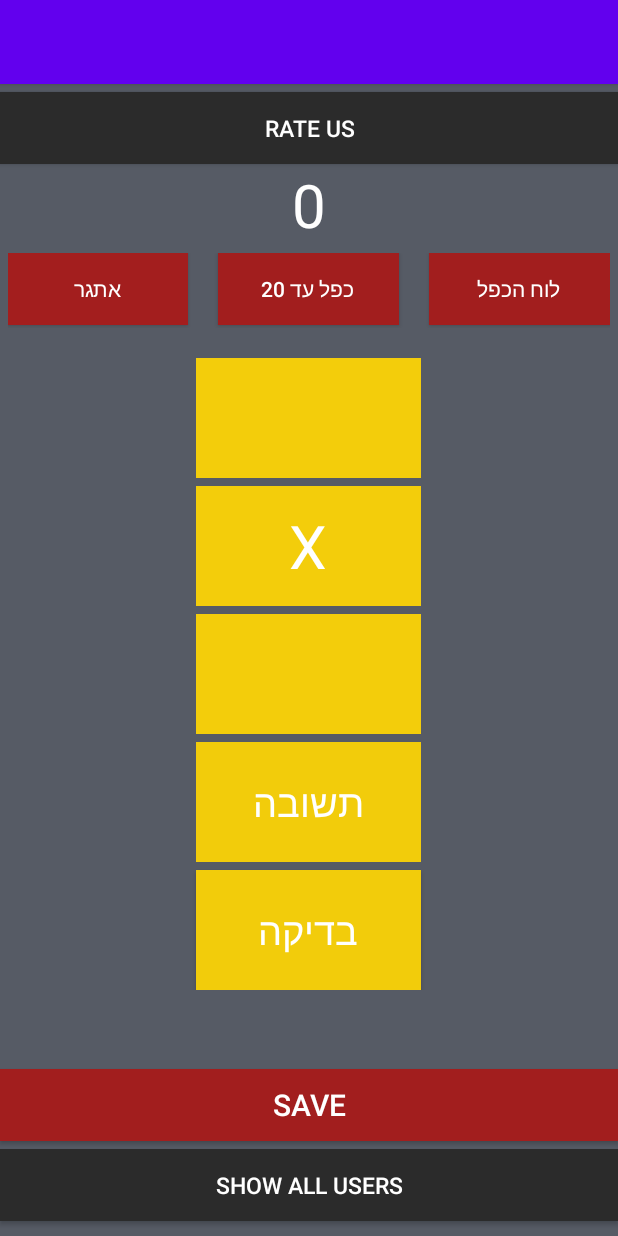
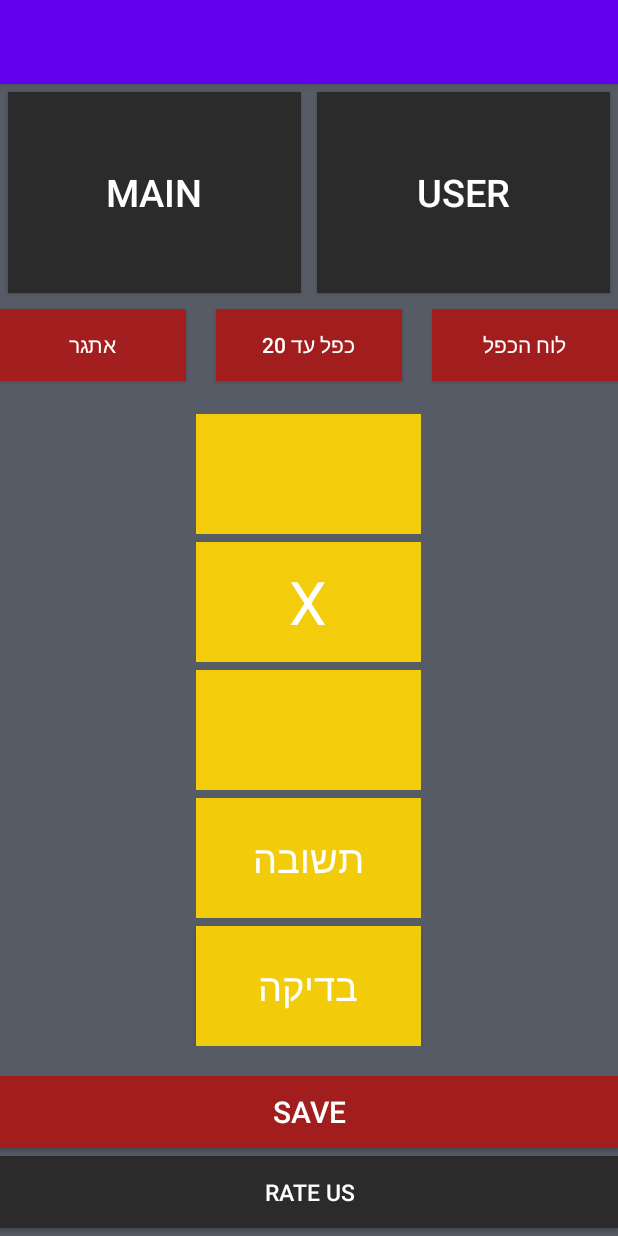
Before and after one commit to haghispin12/MathExerciseProjectMoshe, an Android app: the screen it shows after launch (MainActivity), after a tap on "LOGIN", on a phone screen of 412 x 824 dp. Run offline under Robolectric (Android 15) with nearby library versions, the phone set to English and light mode, and no system bars.

Commit message:
Version 1.0.7
Changelog:
*added two buttons to activity_main1.xml  "Main" and "User" not fully fledged out yet
*Removed visble score, now score is kept in User.class
*added fragment, not fully fledged out yet
*Added new .xml file named "fragment_showusers.xml" for user profile not fully fledged out yet

```diff
--- a/app/src/main/java/com/example/mathexerciseproject/Exercise.java
+++ b/app/src/main/java/com/example/mathexerciseproject/Exercise.java
@@ -6,6 +6,7 @@
     private int num1;
     private int num2;
     private int num3;
+    private Integer bet = new Integer(0);
 
 
     /*
@@ -18,6 +19,8 @@
     public int getNum2() {
         return num2;
     }
+
+    public int getBet() {return bet;}
     /*
     setters
      */
@@ -30,9 +33,13 @@
         this.num2 = num2;
     }
 
+    public void setBet(int bet) {
+        this.bet = bet;
+    }
+
     /*
-    Generate Numbers for challenge
-     */
+        Generate Numbers for challenge
+         */
     public void generateNum1(int min, int max){
         Random r=new Random();
         int sum = max-min;
--- a/app/src/main/java/com/example/mathexerciseproject/MainActivity.java
+++ b/app/src/main/java/com/example/mathexerciseproject/MainActivity.java
@@ -5,6 +5,7 @@
 import android.view.View;
 import android.widget.Button;
 import android.widget.EditText;
+import android.widget.FrameLayout;
 import android.widget.TextView;
 import android.widget.Toast;
 
@@ -36,7 +37,6 @@
     private TextView tvNum2;
     private MainViewModel vMain;
     private Button btnRate;
-    private Button btnClose;
 
     /*
     Return to MainActivity from RateActivity
@@ -57,7 +57,7 @@
     @Override
     protected void onCreate(Bundle savedInstanceState) {
         super.onCreate(savedInstanceState);
-        setContentView(R.layout.activity_main);
+        setContentView(R.layout.activity_main1);
         initViews();
         onClickListeners();
         Observers();
@@ -88,7 +88,6 @@
         vMain = new MainViewModel();
         vMain = new ViewModelProvider(this).get(MainViewModel.class);
         btnRate = findViewById(R.id.btnRate);
-        btnClose = findViewById(R.id.btnClose);
 
     }
     /*
@@ -102,6 +101,7 @@
             @Override
             public void onClick(View view) {
                 vMain.vTimes10();
+                vMain.vExercise.setBet(10);
 
             }
         });
@@ -112,7 +112,7 @@
             @Override
             public void onClick(View view) {
                 vMain.vTimes20();
-
+                vMain.vExercise.setBet(20);
 
             }
         });
@@ -123,6 +123,7 @@
             @Override
             public void onClick(View view) {
                 vMain.vChallenge();
+                vMain.vExercise.setBet(50);
             }
         });
         /*
@@ -135,9 +136,11 @@
                 String mAnswer = tvAnswer.getText().toString();
                 if(vMain.vCheck(mAnswer)){
                     createToast(Toast.LENGTH_SHORT, "Correct Answer");
+                    vMain.addScore();
                 }else{
                     createToast(Toast.LENGTH_SHORT, "Wrong Answer");
                     createToast(Toast.LENGTH_SHORT, "The answer is "+num);
+                    vMain.lowerScore();
                 }
             }
         });
@@ -149,12 +152,6 @@
             public void onClick(View view) {
                 Intent intent = new Intent(MainActivity.this, RateActivity.class);
                 activityResultLauncher.launch(intent);
-            }
-        });
-        btnClose.setOnClickListener(new View.OnClickListener() {
-            @Override
-            public void onClick(View view) {
-
             }
         });
     }
--- a/app/src/main/res/layout/activity_login.xml
+++ b/app/src/main/res/layout/activity_login.xml
@@ -20,7 +20,7 @@
             android:layout_marginTop="50dp"
             android:layout_width="match_parent"
             android:layout_height="60dp"
-            android:background="#989898"
+            android:background="#979797"
             android:hint="Enter Username"
             android:textAlignment="center"
             android:textSize="25dp"
--- a/app/src/main/res/layout/activity_main.xml
+++ /dev/null
@@ -1,192 +0,0 @@
-<?xml version="1.0" encoding="utf-8"?>
-<LinearLayout
-    android:background="#565B65"
-    xmlns:android="http://schemas.android.com/apk/res/android"
-    xmlns:tools="http://schemas.android.com/tools"
-    android:layout_width="match_parent"
-    android:layout_height="match_parent"
-    tools:context=".MainActivity"
-    android:orientation="vertical"
-    >
-
-    <LinearLayout
-        android:layout_width="wrap_content"
-        android:layout_height="wrap_content"
-
-
-        />
-        <LinearLayout
-            android:layout_width="match_parent"
-            android:layout_height="wrap_content"
-            android:orientation="vertical"
-            >
-        <Button
-            android:id="@+id/btnRate"
-            android:layout_marginTop="5dp"
-            android:layout_width="match_parent"
-            android:layout_height="wrap_content"
-            android:background="#2B2B2B"
-            android:text="Rate Us"
-            android:textSize="15sp"
-            android:textColor="#FEFEFE"
-            />
-        <TextView
-            android:gravity="center"
-            android:layout_width="match_parent"
-            android:layout_height="wrap_content"
-            android:text="0"
-            android:textSize="40dp"
-            android:textColor="#FEFEFE"
-            />
-
-        </LinearLayout>
-
-
-    <LinearLayout
-
-        android:layout_width="match_parent"
-        android:layout_height="50dp"
-        android:layout_gravity="top"
-        android:layout_marginTop="5dp"
-        android:layout_marginStart="5dp"
-        android:layout_marginEnd="5dp"
-
-        >
-
-        <Button
-            android:id="@+id/BtnChallenge"
-            android:layout_width="wrap_content"
-            android:layout_height="wrap_content"
-            android:text="אתגר"
-            android:textColor="@color/white"
-            android:background="#A31E1E"
-            android:layout_weight="1"
-            android:gravity="center"
-             />
-        <Button
-            android:id="@+id/btnTimes20"
-            android:textColor="@color/white"
-            android:layout_width="wrap_content"
-            android:layout_height="wrap_content"
-            android:text="כפל עד 20"
-            android:layout_marginStart="20dp"
-            android:layout_marginEnd="20dp"
-            android:background="#A21E1E"
-            android:layout_weight="1"
-            android:gravity="center"
-             />
-        <Button
-            android:id="@+id/BtnTimes10"
-            android:textColor="@color/white"
-            android:layout_width="wrap_content"
-            android:layout_height="wrap_content"
-            android:text="לוח הכפל"
-            android:background="#A21E1E"
-            android:layout_weight="1"
-            android:gravity="center"
-             />
-    </LinearLayout>
-    <LinearLayout
-
-        android:layout_marginTop="20sp"
-        android:textColor="@color/white"
-        android:layout_width="200sp"
-        android:layout_height="wrap_content"
-        android:orientation="vertical"
-        android:layout_gravity="center"
-
-        >
-        <TextView
-            android:id="@+id/tvNum1"
-            android:textColor="@color/white"
-            android:background="#F3CD0B"
-            android:layout_width="150sp"
-            android:layout_height="80sp"
-            android:textSize="20sp"
-            android:text=""
-            android:layout_gravity="center"
-            android:layout_weight="1"
-            android:gravity="center"
-            />
-        <TextView
-            android:layout_marginTop="5sp"
-            android:textColor="@color/white"
-            android:background="#F3CD0B"
-            android:layout_width="150sp"
-            android:layout_height="80sp"
-            android:textSize="40sp"
-            android:text="X"
-
-            android:layout_gravity="center"
-            android:layout_weight="1"
-            android:gravity="center"
-
-            />
-        <TextView
-            android:id="@+id/tvNum2"
-            android:layout_marginTop="5sp"
-            android:textColor="@color/white"
-            android:background="#F3CD0B"
-            android:layout_width="150sp"
-            android:layout_height="80sp"
-            android:textSize="20sp"
-            android:text=""
-            android:layout_gravity="center"
-            android:layout_weight="1"
-            android:gravity="center"
-            />
-        <EditText
-            android:id="@+id/tvAnswer"
-            android:layout_marginTop="5sp"
-            android:layout_width="150sp"
-            android:background="#F2CC0B"
-            android:textColorHint="#FFFFFF"
-            android:textColor="#FFFFFF"
-            android:layout_height="80sp"
-            android:layout_gravity="center"
-            android:gravity="center"
-            android:hint="תשובה"
-            android:textSize="25dp"
-            />
-        <Button
-            android:id="@+id/BtnCheckAnswer"
-            android:layout_marginTop="5sp"
-            android:layout_width="150sp"
-            android:background="#F2CC0B"
-            android:textColor="#FFFFFF"
-            android:layout_height="80sp"
-            android:layout_gravity="center"
-            android:textAlignment="center"
-            android:textSize="25dp"
-            android:text="בדיקה" />
-
-    </LinearLayout>
-
-    <LinearLayout
-
-        android:layout_width="match_parent"
-        android:layout_height="match_parent"
-        android:orientation="vertical"
-        android:gravity="bottom"
-        >
-
-        <Button
-            android:textSize="20dp"
-            android:background="#A21E1E"
-            android:layout_width="match_parent"
-            android:layout_height="wrap_content"
-            android:text="Save"
-            android:textColor="@color/white" />
-
-        <Button
-            android:layout_marginBottom="10dp"
-            android:layout_marginTop="5dp"
-            android:textSize="15dp"
-            android:background="#2B2B2B"
-            android:textColor="@color/white"
-            android:layout_width="match_parent"
-            android:layout_height="wrap_content"
-            android:text="Show All Users" />
-    </LinearLayout>
-
-</LinearLayout>
--- /dev/null
+++ b/app/src/main/res/layout/activity_main1.xml
@@ -0,0 +1,203 @@
+<?xml version="1.0" encoding="utf-8"?>
+<LinearLayout
+    android:background="#565B65"
+    xmlns:android="http://schemas.android.com/apk/res/android"
+    xmlns:tools="http://schemas.android.com/tools"
+    android:layout_width="match_parent"
+    android:layout_height="match_parent"
+    tools:context=".MainActivity"
+    android:orientation="vertical"
+    >
+    <LinearLayout
+        android:layout_width="match_parent"
+        android:layout_height="match_parent"
+        android:orientation="horizontal"
+        android:layout_weight="10"
+        >
+
+        <Button
+            android:layout_weight="1"
+            android:layout_width="match_parent"
+            android:layout_height="match_parent"
+            android:background="#2B2B2B"
+            android:layout_marginRight="5dp"
+            android:layout_marginLeft="5dp"
+            android:layout_marginTop="5dp"
+            android:layout_marginBottom="5dp"
+            android:text="Main"
+            android:textColor="@color/white"
+            android:textSize="25dp"
+            />
+        <Button
+            android:layout_weight="1"
+            android:layout_width="match_parent"
+            android:layout_height="match_parent"
+            android:background="#2B2B2B"
+            android:layout_marginRight="5dp"
+            android:layout_marginLeft="5dp"
+            android:layout_marginTop="5dp"
+            android:layout_marginBottom="5dp"
+            android:text="User"
+            android:textColor="@color/white"
+            android:textSize="25dp"
+
+            />
+    </LinearLayout>
+    <FrameLayout
+        android:layout_width="match_parent"
+        android:layout_height="wrap_content">
+        <LinearLayout
+            android:layout_gravity="center"
+            android:layout_width="match_parent"
+            android:layout_height="match_parent"
+            android:orientation="vertical"
+            >
+            <LinearLayout
+                android:layout_weight="1"
+                android:layout_width="match_parent"
+                android:layout_height="50dp"
+                android:layout_marginTop="5dp"
+                >
+
+                <Button
+                    android:id="@+id/BtnChallenge"
+                    android:layout_width="wrap_content"
+                    android:layout_height="wrap_content"
+                    android:text="אתגר"
+                    android:textColor="@color/white"
+                    android:background="#A31E1E"
+                    android:layout_weight="1"
+                    android:gravity="center"
+                    />
+                <Button
+                    android:id="@+id/btnTimes20"
+                    android:textColor="@color/white"
+                    android:layout_width="wrap_content"
+                    android:layout_height="wrap_content"
+                    android:text="כפל עד 20"
+                    android:layout_marginStart="20dp"
+                    android:layout_marginEnd="20dp"
+                    android:background="#A21E1E"
+                    android:layout_weight="1"
+                    android:gravity="center"
+                    />
+                <Button
+                    android:id="@+id/BtnTimes10"
+                    android:textColor="@color/white"
+                    android:layout_width="wrap_content"
+                    android:layout_height="wrap_content"
+                    android:text="לוח הכפל"
+                    android:background="#A21E1E"
+                    android:layout_weight="1"
+                    android:gravity="center"
+                    />
+            </LinearLayout>
+            <LinearLayout
+                android:layout_weight="1"
+                android:layout_marginTop="20sp"
+                android:textColor="@color/white"
+                android:layout_width="200sp"
+                android:layout_height="wrap_content"
+                android:orientation="vertical"
+                android:layout_gravity="center"
+
+                >
+                <TextView
+                    android:id="@+id/tvNum1"
+                    android:textColor="@color/white"
+                    android:background="#F3CD0B"
+                    android:layout_width="150sp"
+                    android:layout_height="80sp"
+                    android:textSize="20sp"
+                    android:text=""
+                    android:layout_gravity="center"
+                    android:layout_weight="1"
+                    android:gravity="center"
+                    />
+                <TextView
+                    android:layout_marginTop="5sp"
+                    android:textColor="@color/white"
+                    android:background="#F3CD0B"
+                    android:layout_width="150sp"
+                    android:layout_height="80sp"
+                    android:textSize="40sp"
+                    android:text="X"
+
+                    android:layout_gravity="center"
+                    android:layout_weight="1"
+                    android:gravity="center"
+
+                    />
+                <TextView
+                    android:id="@+id/tvNum2"
+                    android:layout_marginTop="5sp"
+                    android:textColor="@color/white"
+                    android:background="#F3CD0B"
+                    android:layout_width="150sp"
+                    android:layout_height="80sp"
+                    android:textSize="20sp"
+                    android:text=""
+                    android:layout_gravity="center"
+                    android:layout_weight="1"
+                    android:gravity="center"
+                    />
+                <EditText
+                    android:id="@+id/tvAnswer"
+                    android:layout_marginTop="5sp"
+                    android:layout_width="150sp"
+                    android:background="#F2CC0B"
+                    android:textColorHint="#FFFFFF"
+                    android:textColor="#FFFFFF"
+                    android:layout_height="80sp"
+                    android:layout_gravity="center"
+                    android:gravity="center"
+                    android:hint="תשובה"
+                    android:textSize="25dp"
+                    />
+                <Button
+                    android:id="@+id/BtnCheckAnswer"
+                    android:layout_marginTop="5sp"
+                    android:layout_width="150sp"
+                    android:background="#F2CC0B"
+                    android:textColor="#FFFFFF"
+                    android:layout_height="80sp"
+                    android:layout_gravity="center"
+                    android:textAlignment="center"
+                    android:textSize="25dp"
+                    android:text="בדיקה" />
+
+            </LinearLayout>
+
+            <LinearLayout
+                android:layout_weight="1"
+                android:layout_width="match_parent"
+                android:layout_height="match_parent"
+                android:orientation="vertical"
+                android:layout_marginTop="20sp"
+                >
+
+                <Button
+                    android:textSize="20dp"
+                    android:background="#A21E1E"
+                    android:layout_width="match_parent"
+                    android:layout_height="wrap_content"
+                    android:text="Save"
+                    android:textColor="@color/white"
+                    />
+                <Button
+                    android:id="@+id/btnRate"
+                    android:layout_marginTop="5dp"
+                    android:layout_width="match_parent"
+                    android:layout_height="wrap_content"
+                    android:background="#2B2B2B"
+                    android:text="Rate Us"
+                    android:textSize="15sp"
+                    android:textColor="#FEFEFE"
+                    android:layout_marginBottom="5sp"
+
+                    />
+            </LinearLayout>
+
+        </LinearLayout>
+    </FrameLayout>
+</LinearLayout>
--- a/app/src/main/res/values/strings.xml
+++ b/app/src/main/res/values/strings.xml
@@ -10,4 +10,6 @@
 
     <string name="hello_first_fragment">Hello first fragment</string>
     <string name="hello_second_fragment">Hello second fragment. Arg: %1$s</string>
+    <!-- TODO: Remove or change this placeholder text -->
+    <string name="hello_blank_fragment">Hello blank fragment</string>
 </resources>
```
Also changed, not shown: app/src/main/java/com/example/mathexerciseproject/BlankFragment.java (added, +64 -0 lines), app/src/main/java/com/example/mathexerciseproject/MainViewModel.java (+12 -1 lines), app/src/main/res/layout/fragment_showusers.xml (added, +86 -0 lines).
